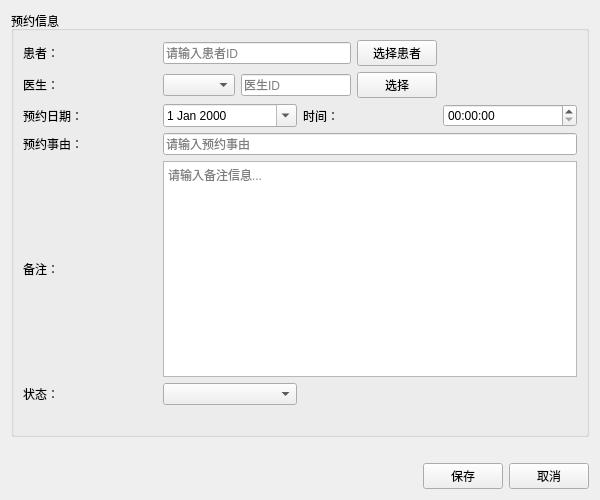
Qt form appointmenteditview.ui (baiye930/work3) before a commit.
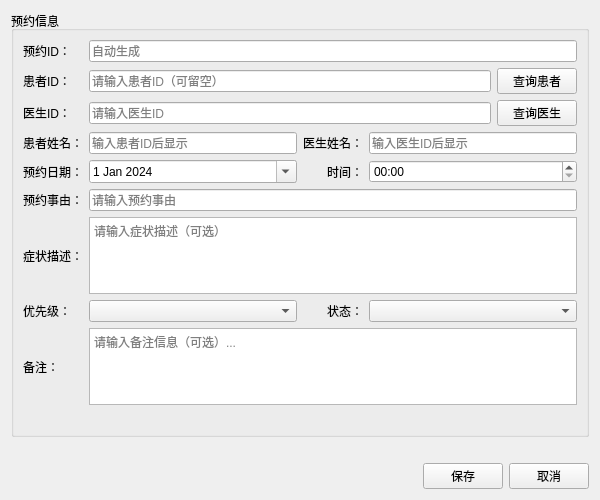
The same form after that commit.

```diff
--- a/appointmenteditview.ui
+++ b/appointmenteditview.ui
@@ -23,127 +23,258 @@
       <item row="0" column="0">
        <widget class="QLabel" name="label">
         <property name="text">
-         <string>患者：</string>
+        <string>预约ID：</string>
         </property>
        </widget>
       </item>
-      <item row="0" column="1" colspan="2">
-       <layout class="QHBoxLayout" name="horizontalLayout">
-        <item>
-         <widget class="QLineEdit" name="txtPatientId">
+     <item row="0" column="1" colspan="3">
+      <widget class="QLineEdit" name="txtAppointmentId">
+       <property name="readOnly">
+        <bool>true</bool>
+       </property>
           <property name="placeholderText">
-           <string>请输入患者ID</string>
+        <string>自动生成</string>
           </property>
          </widget>
         </item>
-        <item>
-         <widget class="QPushButton" name="btnSelectPatient">
-          <property name="text">
-           <string>选择患者</string>
-          </property>
-         </widget>
-        </item>
-       </layout>
-      </item>
+     
+     <!-- 患者ID输入 -->
       <item row="1" column="0">
        <widget class="QLabel" name="label_2">
         <property name="text">
-         <string>医生：</string>
+        <string>患者ID：</string>
         </property>
        </widget>
       </item>
-      <item row="1" column="1" colspan="2">
-       <layout class="QHBoxLayout" name="horizontalLayout_2">
+     <item row="1" column="1" colspan="3">
+      <layout class="QHBoxLayout" name="horizontalLayout_patient">
         <item>
-         <widget class="QComboBox" name="cmbDoctor">
-         </widget>
-        </item>
-        <item>
-         <widget class="QLineEdit" name="txtDoctorId">
+        <widget class="QLineEdit" name="txtPatientId">
           <property name="placeholderText">
-           <string>医生ID</string>
+          <string>请输入患者ID（可留空）</string>
           </property>
          </widget>
         </item>
         <item>
          <widget class="QPushButton" name="btnSelectDoctor">
           <property name="text">
-           <string>选择</string>
+          <string>查询患者</string>
+         </property>
+         <property name="maximumWidth">
+          <number>80</number>
           </property>
          </widget>
         </item>
        </layout>
       </item>
+     
+     <!-- 医生ID输入 -->
       <item row="2" column="0">
-       <widget class="QLabel" name="label_3">
+      <widget class="QLabel" name="label_doctor">
+       <property name="text">
+        <string>医生ID：</string>
+       </property>
+      </widget>
+     </item>
+     <item row="2" column="1" colspan="3">
+      <layout class="QHBoxLayout" name="horizontalLayout_doctor">
+       <item>
+        <widget class="QLineEdit" name="txtDoctorId">
+         <property name="placeholderText">
+          <string>请输入医生ID</string>
+         </property>
+        </widget>
+       </item>
+       <item>
+        <widget class="QPushButton" name="btnSearchDoctor">
+         <property name="text">
+          <string>查询医生</string>
+         </property>
+         <property name="maximumWidth">
+          <number>80</number>
+         </property>
+        </widget>
+       </item>
+      </layout>
+     </item>
+     
+     <!-- 患者姓名和医生姓名显示（只读） -->
+     <item row="3" column="0">
+      <widget class="QLabel" name="label_patientName">
+       <property name="text">
+        <string>患者姓名：</string>
+       </property>
+      </widget>
+     </item>
+     <item row="3" column="1">
+      <widget class="QLineEdit" name="txtPatientName">
+       <property name="readOnly">
+        <bool>true</bool>
+       </property>
+       <property name="placeholderText">
+        <string>输入患者ID后显示</string>
+       </property>
+      </widget>
+     </item>
+     <item row="3" column="2">
+      <widget class="QLabel" name="label_doctorName">
+       <property name="text">
+        <string>医生姓名：</string>
+       </property>
+       <property name="alignment">
+        <set>Qt::AlignRight|Qt::AlignTrailing|Qt::AlignVCenter</set>
+       </property>
+      </widget>
+     </item>
+     <item row="3" column="3">
+      <widget class="QLineEdit" name="txtDoctorName">
+       <property name="readOnly">
+        <bool>true</bool>
+       </property>
+       <property name="placeholderText">
+        <string>输入医生ID后显示</string>
+       </property>
+      </widget>
+     </item>
+     
+     <!-- 预约日期和时间 -->
+     <item row="4" column="0">
+      <widget class="QLabel" name="label_date">
         <property name="text">
          <string>预约日期：</string>
         </property>
        </widget>
       </item>
-      <item row="2" column="1">
+     <item row="4" column="1">
        <widget class="QDateEdit" name="dateAppointmentDate">
         <property name="calendarPopup">
          <bool>true</bool>
         </property>
-       </widget>
-      </item>
-      <item row="2" column="2">
-       <widget class="QLabel" name="label_4">
+       <property name="minimumDate">
+        <date>
+         <year>2024</year>
+         <month>1</month>
+         <day>1</day>
+        </date>
+       </property>
+       <property name="maximumDate">
+        <date>
+         <year>2025</year>
+         <month>12</month>
+         <day>31</day>
+        </date>
+       </property>
+      </widget>
+     </item>
+     <item row="4" column="2">
+      <widget class="QLabel" name="label_time">
         <property name="text">
          <string>时间：</string>
         </property>
-       </widget>
-      </item>
-      <item row="2" column="3">
-       <widget class="QTimeEdit" name="timeAppointmentTime"/>
-      </item>
-      <item row="3" column="0">
-       <widget class="QLabel" name="label_5">
+       <property name="alignment">
+        <set>Qt::AlignRight|Qt::AlignTrailing|Qt::AlignVCenter</set>
+       </property>
+      </widget>
+     </item>
+     <item row="4" column="3">
+      <widget class="QTimeEdit" name="timeAppointmentTime">
+       <property name="displayFormat">
+        <string>HH:mm</string>
+       </property>
+      </widget>
+     </item>
+     
+     <!-- 预约事由 -->
+     <item row="5" column="0">
+      <widget class="QLabel" name="label_reason">
         <property name="text">
          <string>预约事由：</string>
         </property>
        </widget>
       </item>
-      <item row="3" column="1" colspan="3">
+     <item row="5" column="1" colspan="3">
        <widget class="QLineEdit" name="txtReason">
         <property name="placeholderText">
          <string>请输入预约事由</string>
         </property>
        </widget>
       </item>
-      <item row="4" column="0">
-       <widget class="QLabel" name="label_6">
+     
+     <!-- 症状描述 -->
+     <item row="6" column="0">
+      <widget class="QLabel" name="label_symptoms">
         <property name="text">
-         <string>备注：</string>
+        <string>症状描述：</string>
         </property>
        </widget>
       </item>
-      <item row="4" column="1" colspan="3">
-       <widget class="QPlainTextEdit" name="txtNotes">
+     <item row="6" column="1" colspan="3">
+      <widget class="QPlainTextEdit" name="txtSymptoms">
         <property name="maximumHeight">
          <number>80</number>
         </property>
         <property name="placeholderText">
-         <string>请输入备注信息...</string>
+        <string>请输入症状描述（可选）</string>
         </property>
        </widget>
       </item>
-      <item row="5" column="0">
-       <widget class="QLabel" name="label_7">
+     
+     <!-- 优先级 -->
+     <item row="7" column="0">
+      <widget class="QLabel" name="label_priority">
+       <property name="text">
+        <string>优先级：</string>
+       </property>
+      </widget>
+     </item>
+     <item row="7" column="1">
+      <widget class="QComboBox" name="cmbPriority">
+      </widget>
+     </item>
+     
+     <!-- 状态 -->
+     <item row="7" column="2">
+      <widget class="QLabel" name="label_status">
         <property name="text">
          <string>状态：</string>
         </property>
-       </widget>
-      </item>
-      <item row="5" column="1">
+       <property name="alignment">
+        <set>Qt::AlignRight|Qt::AlignTrailing|Qt::AlignVCenter</set>
+       </property>
+      </widget>
+     </item>
+     <item row="7" column="3">
        <widget class="QComboBox" name="cmbStatus"/>
       </item>
-      <item row="6" column="1" colspan="3">
+     
+     <!-- 备注 -->
+     <item row="8" column="0">
+      <widget class="QLabel" name="label_notes">
+       <property name="text">
+        <string>备注：</string>
+       </property>
+      </widget>
+     </item>
+     <item row="8" column="1" colspan="3">
+      <widget class="QPlainTextEdit" name="txtNotes">
+       <property name="maximumHeight">
+        <number>60</number>
+       </property>
+       <property name="placeholderText">
+        <string>请输入备注信息（可选）...</string>
+       </property>
+      </widget>
+     </item>
+     
+     <!-- 时间冲突警告 -->
+     <item row="9" column="0" colspan="4">
        <widget class="QLabel" name="lblTimeConflict">
         <property name="text">
          <string/>
         </property>
+       <property name="alignment">
+        <set>Qt::AlignCenter</set>
+       </property>
        </widget>
       </item>
      </layout>
@@ -160,7 +291,7 @@
     </widget>
    </item>
    <item>
-    <layout class="QHBoxLayout" name="horizontalLayout_3">
+   <layout class="QHBoxLayout" name="horizontalLayout">
      <item>
       <spacer name="horizontalSpacer">
        <property name="orientation">
```
Left out of the diff: 20 changed lines with no effect on the pictures. Lines whose indentation alone changed are shown as unchanged.
